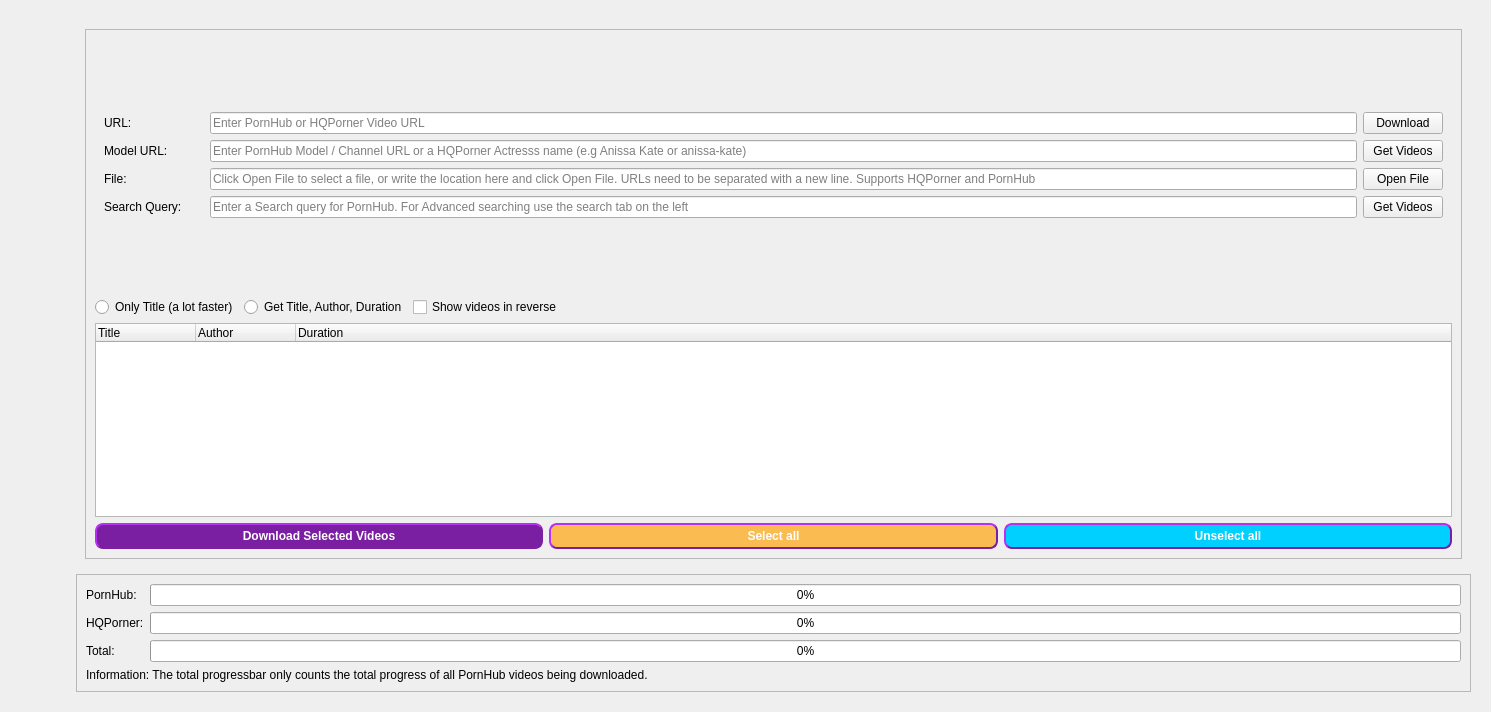
Above: src/frontend/form_desktop.ui from EchterAlsFake/Porn_Fetch before the change. Below: the same form after it.
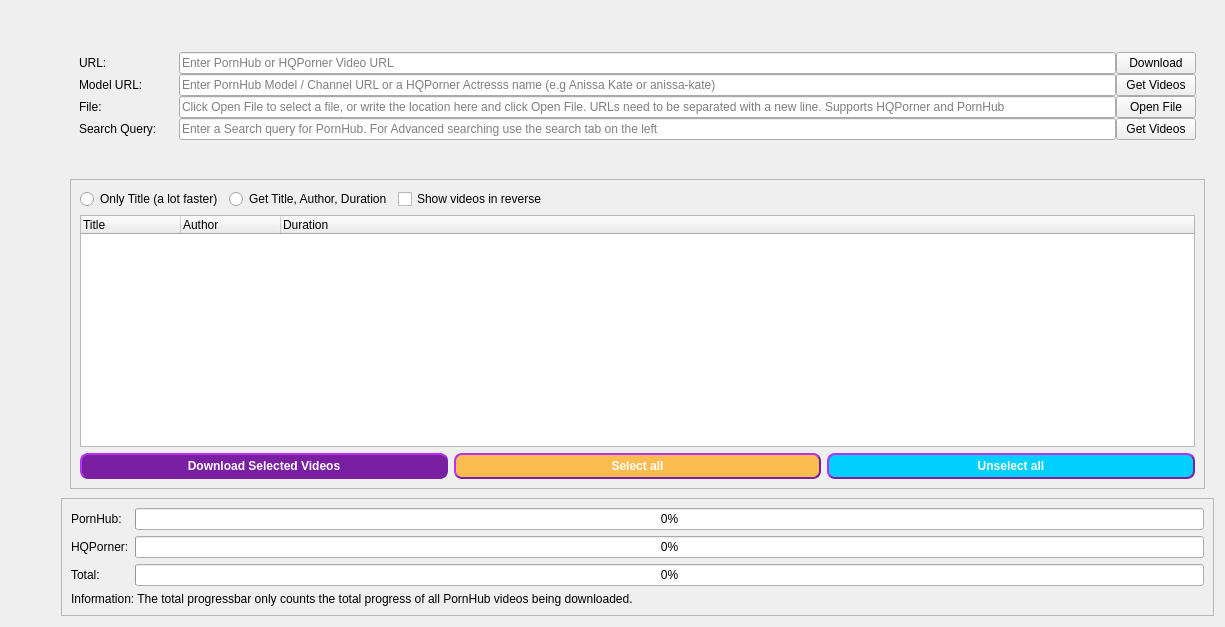
That is the form after the change.

Commit message:
I FIXED THE LAYOUT.
(partially)

OMG!!!

Diff of the .ui file:
```diff
--- a/src/frontend/form_desktop.ui
+++ b/src/frontend/form_desktop.ui
@@ -6,12 +6,12 @@
    <rect>
     <x>0</x>
     <y>0</y>
-    <width>1491</width>
-    <height>712</height>
+    <width>1225</width>
+    <height>627</height>
    </rect>
   </property>
   <property name="sizePolicy">
-   <sizepolicy hsizetype="MinimumExpanding" vsizetype="Preferred">
+   <sizepolicy hsizetype="Preferred" vsizetype="Preferred">
     <horstretch>0</horstretch>
     <verstretch>0</verstretch>
    </sizepolicy>
@@ -19,7 +19,7 @@
   <property name="minimumSize">
    <size>
     <width>100</width>
-    <height>100</height>
+    <height>50</height>
    </size>
   </property>
   <property name="windowTitle">
@@ -28,6 +28,9 @@
   <layout class="QGridLayout" name="gridLayout_14">
    <item row="0" column="0">
     <layout class="QGridLayout" name="gridLayout_10">
+     <property name="spacing">
+      <number>0</number>
+     </property>
      <item row="0" column="0">
       <layout class="QVBoxLayout" name="verticalLayout">
        <item>
@@ -223,6 +226,21 @@
      <item row="0" column="1">
       <widget class="QWidget" name="widget" native="true">
        <layout class="QGridLayout" name="gridLayout_13">
+        <property name="leftMargin">
+         <number>0</number>
+        </property>
+        <property name="topMargin">
+         <number>0</number>
+        </property>
+        <property name="rightMargin">
+         <number>0</number>
+        </property>
+        <property name="bottomMargin">
+         <number>0</number>
+        </property>
+        <property name="spacing">
+         <number>0</number>
+        </property>
         <item row="0" column="0">
          <widget class="QStackedWidget" name="stacked_widget_main">
           <property name="styleSheet">
@@ -233,94 +251,22 @@
           </property>
           <widget class="QWidget" name="page">
            <layout class="QGridLayout" name="gridLayout_8">
-            <item row="1" column="0">
-             <layout class="QVBoxLayout" name="verticalLayout_4">
-              <item>
-               <widget class="QScrollArea" name="scrollArea">
-                <property name="sizePolicy">
-                 <sizepolicy hsizetype="Preferred" vsizetype="Preferred">
-                  <horstretch>0</horstretch>
-                  <verstretch>0</verstretch>
-                 </sizepolicy>
-                </property>
-                <property name="verticalScrollBarPolicy">
-                 <enum>Qt::ScrollBarAsNeeded</enum>
-                </property>
-                <property name="widgetResizable">
-                 <bool>true</bool>
-                </property>
-                <widget class="QWidget" name="scrollAreaWidgetContents_3">
-                 <property name="geometry">
-                  <rect>
-                   <x>0</x>
-                   <y>0</y>
-                   <width>1373</width>
-                   <height>514</height>
-                  </rect>
-                 </property>
-                 <layout class="QGridLayout" name="gridLayout_4">
-                  <item row="1" column="0">
-                   <layout class="QGridLayout" name="gridLayout_7">
                     <item row="0" column="0">
-                     <layout class="QHBoxLayout" name="horizontalLayout_2">
+             <layout class="QVBoxLayout" name="verticalLayout_6">
                       <item>
-                       <widget class="QRadioButton" name="radio_tree_show_title">
-                        <property name="sizePolicy">
-                         <sizepolicy hsizetype="Fixed" vsizetype="Fixed">
-                          <horstretch>0</horstretch>
-                          <verstretch>0</verstretch>
-                         </sizepolicy>
-                        </property>
-                        <property name="text">
-                         <string>Only Title (a lot faster)</string>
-                        </property>
-                       </widget>
-                      </item>
-                      <item>
-                       <widget class="QRadioButton" name="radio_tree_show_all">
-                        <property name="sizePolicy">
-                         <sizepolicy hsizetype="Fixed" vsizetype="Fixed">
-                          <horstretch>0</horstretch>
-                          <verstretch>0</verstretch>
-                         </sizepolicy>
-                        </property>
-                        <property name="text">
-                         <string>Get Title, Author, Duration</string>
-                        </property>
-                       </widget>
-                      </item>
-                      <item>
-                       <widget class="QCheckBox" name="checkbox_show_videos_reversed">
-                        <property name="text">
-                         <string>Show videos in reverse</string>
-                        </property>
-                       </widget>
-                      </item>
-                      <item>
-                       <spacer name="horizontalSpacer">
-                        <property name="orientation">
-                         <enum>Qt::Horizontal</enum>
-                        </property>
-                        <property name="sizeHint" stdset="0">
-                         <size>
-                          <width>40</width>
-                          <height>20</height>
-                         </size>
-                        </property>
-                       </spacer>
-                      </item>
-                     </layout>
-                    </item>
-                   </layout>
-                  </item>
-                  <item row="0" column="0">
                    <widget class="QStackedWidget" name="stacked_widget_top">
                     <property name="sizePolicy">
-                     <sizepolicy hsizetype="Preferred" vsizetype="Fixed">
+                 <sizepolicy hsizetype="Preferred" vsizetype="Maximum">
                       <horstretch>0</horstretch>
                       <verstretch>0</verstretch>
                      </sizepolicy>
                     </property>
+                <property name="minimumSize">
+                 <size>
+                  <width>100</width>
+                  <height>100</height>
+                 </size>
+                </property>
                     <property name="styleSheet">
                      <string/>
                     </property>
@@ -330,8 +276,140 @@
                     <widget class="QWidget" name="page_3">
                      <layout class="QGridLayout" name="gridLayout_5">
                       <item row="0" column="0">
-                       <layout class="QGridLayout" name="gridlayout_start_download_box_2">
+                   <layout class="QGridLayout" name="gridLayout_7">
+                    <property name="sizeConstraint">
+                     <enum>QLayout::SetMaximumSize</enum>
+                    </property>
+                    <property name="spacing">
+                     <number>0</number>
+                    </property>
+                    <item row="1" column="0">
+                     <widget class="QLabel" name="label_model_url">
+                      <property name="sizePolicy">
+                       <sizepolicy hsizetype="Fixed" vsizetype="Fixed">
+                        <horstretch>0</horstretch>
+                        <verstretch>0</verstretch>
+                       </sizepolicy>
+                      </property>
+                      <property name="minimumSize">
+                       <size>
+                        <width>100</width>
+                        <height>2</height>
+                       </size>
+                      </property>
+                      <property name="text">
+                       <string>Model URL:</string>
+                      </property>
+                     </widget>
+                    </item>
+                    <item row="2" column="0">
+                     <widget class="QLabel" name="label_file">
+                      <property name="sizePolicy">
+                       <sizepolicy hsizetype="Fixed" vsizetype="Fixed">
+                        <horstretch>0</horstretch>
+                        <verstretch>0</verstretch>
+                       </sizepolicy>
+                      </property>
+                      <property name="minimumSize">
+                       <size>
+                        <width>100</width>
+                        <height>2</height>
+                       </size>
+                      </property>
+                      <property name="text">
+                       <string>File:</string>
+                      </property>
+                     </widget>
+                    </item>
+                    <item row="1" column="2">
+                     <widget class="QPushButton" name="button_model">
+                      <property name="sizePolicy">
+                       <sizepolicy hsizetype="Minimum" vsizetype="Fixed">
+                        <horstretch>0</horstretch>
+                        <verstretch>0</verstretch>
+                       </sizepolicy>
+                      </property>
+                      <property name="minimumSize">
+                       <size>
+                        <width>0</width>
+                        <height>2</height>
+                       </size>
+                      </property>
+                      <property name="cursor">
+                       <cursorShape>PointingHandCursor</cursorShape>
+                      </property>
+                      <property name="styleSheet">
+                       <string notr="true"/>
+                      </property>
+                      <property name="text">
+                       <string>Get Videos</string>
+                      </property>
+                     </widget>
+                    </item>
+                    <item row="3" column="2">
+                     <widget class="QPushButton" name="button_search_videos">
+                      <property name="sizePolicy">
+                       <sizepolicy hsizetype="Minimum" vsizetype="Fixed">
+                        <horstretch>0</horstretch>
+                        <verstretch>0</verstretch>
+                       </sizepolicy>
+                      </property>
+                      <property name="minimumSize">
+                       <size>
+                        <width>0</width>
+                        <height>2</height>
+                       </size>
+                      </property>
+                      <property name="cursor">
+                       <cursorShape>PointingHandCursor</cursorShape>
+                      </property>
+                      <property name="styleSheet">
+                       <string notr="true"/>
+                      </property>
+                      <property name="text">
+                       <string>Get Videos</string>
+                      </property>
+                     </widget>
+                    </item>
                         <item row="3" column="1">
+                     <widget class="QLineEdit" name="lineedit_search_query">
+                      <property name="sizePolicy">
+                       <sizepolicy hsizetype="MinimumExpanding" vsizetype="Fixed">
+                        <horstretch>0</horstretch>
+                        <verstretch>0</verstretch>
+                       </sizepolicy>
+                      </property>
+                      <property name="minimumSize">
+                       <size>
+                        <width>0</width>
+                        <height>2</height>
+                       </size>
+                      </property>
+                      <property name="placeholderText">
+                       <string>Enter a Search query for PornHub. For Advanced searching use the search tab on the left</string>
+                      </property>
+                     </widget>
+                    </item>
+                    <item row="3" column="0">
+                     <widget class="QLabel" name="label_search_query">
+                      <property name="sizePolicy">
+                       <sizepolicy hsizetype="Preferred" vsizetype="Fixed">
+                        <horstretch>0</horstretch>
+                        <verstretch>0</verstretch>
+                       </sizepolicy>
+                      </property>
+                      <property name="minimumSize">
+                       <size>
+                        <width>100</width>
+                        <height>2</height>
+                       </size>
+                      </property>
+                      <property name="text">
+                       <string>Search Query:</string>
+                      </property>
+                     </widget>
+                    </item>
+                    <item row="2" column="1">
                          <widget class="QLineEdit" name="lineedit_file">
                           <property name="sizePolicy">
                            <sizepolicy hsizetype="MinimumExpanding" vsizetype="Fixed">
@@ -342,7 +420,7 @@
                           <property name="minimumSize">
                            <size>
                             <width>0</width>
-                            <height>0</height>
+                        <height>2</height>
                            </size>
                           </property>
                           <property name="placeholderText">
@@ -350,7 +428,7 @@
                           </property>
                          </widget>
                         </item>
-                        <item row="2" column="1">
+                    <item row="1" column="1">
                          <widget class="QLineEdit" name="lineedit_model_url">
                           <property name="sizePolicy">
                            <sizepolicy hsizetype="MinimumExpanding" vsizetype="Fixed">
@@ -361,7 +439,7 @@
                           <property name="minimumSize">
                            <size>
                             <width>0</width>
-                            <height>0</height>
+                        <height>2</height>
                            </size>
                           </property>
                           <property name="placeholderText">
@@ -369,46 +447,8 @@
                           </property>
                          </widget>
                         </item>
-                        <item row="2" column="2">
-                         <widget class="QPushButton" name="button_model">
-                          <property name="minimumSize">
-                           <size>
-                            <width>0</width>
-                            <height>0</height>
-                           </size>
-                          </property>
-                          <property name="cursor">
-                           <cursorShape>PointingHandCursor</cursorShape>
-                          </property>
-                          <property name="styleSheet">
-                           <string notr="true"/>
-                          </property>
-                          <property name="text">
-                           <string>Get Videos</string>
-                          </property>
-                         </widget>
-                        </item>
-                        <item row="0" column="1">
-                         <widget class="QLineEdit" name="lineedit_url">
-                          <property name="sizePolicy">
-                           <sizepolicy hsizetype="MinimumExpanding" vsizetype="Fixed">
-                            <horstretch>0</horstretch>
-                            <verstretch>0</verstretch>
-                           </sizepolicy>
-                          </property>
-                          <property name="minimumSize">
-                           <size>
-                            <width>0</width>
-                            <height>0</height>
-                           </size>
-                          </property>
-                          <property name="placeholderText">
-                           <string>Enter PornHub or HQPorner Video URL</string>
-                          </property>
-                         </widget>
-                        </item>
-                        <item row="4" column="0">
-                         <widget class="QLabel" name="label_search_query">
+                    <item row="0" column="0">
+                     <widget class="QLabel" name="label_url">
                           <property name="sizePolicy">
                            <sizepolicy hsizetype="Fixed" vsizetype="Fixed">
                             <horstretch>0</horstretch>
@@ -418,20 +458,26 @@
                           <property name="minimumSize">
                            <size>
                             <width>100</width>
-                            <height>0</height>
+                        <height>2</height>
                            </size>
                           </property>
                           <property name="text">
-                           <string>Search Query:</string>
+                       <string>URL:</string>
                           </property>
                          </widget>
                         </item>
                         <item row="0" column="2">
                          <widget class="QPushButton" name="button_download">
+                      <property name="sizePolicy">
+                       <sizepolicy hsizetype="Minimum" vsizetype="Fixed">
+                        <horstretch>0</horstretch>
+                        <verstretch>0</verstretch>
+                       </sizepolicy>
+                      </property>
                           <property name="minimumSize">
                            <size>
                             <width>0</width>
-                            <height>0</height>
+                        <height>2</height>
                            </size>
                           </property>
                           <property name="cursor">
@@ -445,50 +491,18 @@
                           </property>
                          </widget>
                         </item>
-                        <item row="3" column="0">
-                         <widget class="QLabel" name="label_file">
-                          <property name="sizePolicy">
-                           <sizepolicy hsizetype="Fixed" vsizetype="Fixed">
-                            <horstretch>0</horstretch>
-                            <verstretch>0</verstretch>
-                           </sizepolicy>
-                          </property>
-                          <property name="minimumSize">
-                           <size>
-                            <width>100</width>
-                            <height>0</height>
-                           </size>
-                          </property>
-                          <property name="text">
-                           <string>File:</string>
-                          </property>
-                         </widget>
-                        </item>
-                        <item row="4" column="1">
-                         <widget class="QLineEdit" name="lineedit_search_query">
-                          <property name="sizePolicy">
-                           <sizepolicy hsizetype="MinimumExpanding" vsizetype="Fixed">
-                            <horstretch>0</horstretch>
-                            <verstretch>0</verstretch>
-                           </sizepolicy>
-                          </property>
-                          <property name="minimumSize">
-                           <size>
-                            <width>0</width>
-                            <height>0</height>
-                           </size>
-                          </property>
-                          <property name="placeholderText">
-                           <string>Enter a Search query for PornHub. For Advanced searching use the search tab on the left</string>
-                          </property>
-                         </widget>
-                        </item>
-                        <item row="3" column="2">
+                    <item row="2" column="2">
                          <widget class="QPushButton" name="button_open_file">
+                      <property name="sizePolicy">
+                       <sizepolicy hsizetype="Minimum" vsizetype="Fixed">
+                        <horstretch>0</horstretch>
+                        <verstretch>0</verstretch>
+                       </sizepolicy>
+                      </property>
                           <property name="minimumSize">
                            <size>
                             <width>0</width>
-                            <height>0</height>
+                        <height>2</height>
                            </size>
                           </property>
                           <property name="cursor">
@@ -502,60 +516,22 @@
                           </property>
                          </widget>
                         </item>
-                        <item row="4" column="2">
-                         <widget class="QPushButton" name="button_search_videos">
+                    <item row="0" column="1">
+                     <widget class="QLineEdit" name="lineedit_url">
+                      <property name="sizePolicy">
+                       <sizepolicy hsizetype="MinimumExpanding" vsizetype="Fixed">
+                        <horstretch>0</horstretch>
+                        <verstretch>0</verstretch>
+                       </sizepolicy>
+                      </property>
                           <property name="minimumSize">
                            <size>
                             <width>0</width>
-                            <height>0</height>
-                           </size>
-                          </property>
-                          <property name="cursor">
-                           <cursorShape>PointingHandCursor</cursorShape>
-                          </property>
-                          <property name="styleSheet">
-                           <string notr="true"/>
-                          </property>
-                          <property name="text">
-                           <string>Get Videos</string>
-                          </property>
-                         </widget>
-                        </item>
-                        <item row="2" column="0">
-                         <widget class="QLabel" name="label_model_url">
-                          <property name="sizePolicy">
-                           <sizepolicy hsizetype="Fixed" vsizetype="Fixed">
-                            <horstretch>0</horstretch>
-                            <verstretch>0</verstretch>
-                           </sizepolicy>
-                          </property>
-                          <property name="minimumSize">
-                           <size>
-                            <width>100</width>
-                            <height>0</height>
-                           </size>
-                          </property>
-                          <property name="text">
-                           <string>Model URL:</string>
-                          </property>
-                         </widget>
-                        </item>
-                        <item row="0" column="0">
-                         <widget class="QLabel" name="label_url">
-                          <property name="sizePolicy">
-                           <sizepolicy hsizetype="Fixed" vsizetype="Fixed">
-                            <horstretch>0</horstretch>
-                            <verstretch>0</verstretch>
-                           </sizepolicy>
-                          </property>
-                          <property name="minimumSize">
-                           <size>
-                            <width>100</width>
-                            <height>0</height>
-                           </size>
-                          </property>
-                          <property name="text">
-                           <string>URL:</string>
+                        <height>2</height>
+                       </size>
+                      </property>
+                      <property name="placeholderText">
+                       <string>Enter PornHub or HQPorner Video URL</string>
                           </property>
                          </widget>
                         </item>
@@ -644,19 +620,6 @@
                           </property>
                          </widget>
                         </item>
-                        <item row="3" column="2">
-                         <widget class="QPushButton" name="button_get_recommended_videos">
-                          <property name="cursor">
-                           <cursorShape>PointingHandCursor</cursorShape>
-                          </property>
-                          <property name="styleSheet">
-                           <string notr="true"/>
-                          </property>
-                          <property name="text">
-                           <string>Get recommended videos</string>
-                          </property>
-                         </widget>
-                        </item>
                         <item row="0" column="0">
                          <widget class="QLabel" name="label_username">
                           <property name="sizePolicy">
@@ -692,13 +655,26 @@
                           </property>
                          </widget>
                         </item>
+                    <item row="3" column="2">
+                     <widget class="QPushButton" name="button_get_recommended_videos">
+                      <property name="cursor">
+                       <cursorShape>PointingHandCursor</cursorShape>
+                      </property>
+                      <property name="styleSheet">
+                       <string notr="true"/>
+                      </property>
+                      <property name="text">
+                       <string>Get recommended videos</string>
+                      </property>
+                     </widget>
+                    </item>
                        </layout>
                       </item>
                      </layout>
                     </widget>
                     <widget class="QWidget" name="page_4">
                      <layout class="QGridLayout" name="gridLayout_6">
-                      <item row="0" column="0" colspan="4">
+                  <item row="0" column="0" colspan="2">
                        <layout class="QGridLayout" name="gridLayout">
                         <item row="2" column="1">
                          <widget class="QLineEdit" name="lineedit_seach_pornhub_filters">
@@ -801,78 +777,6 @@
                         </item>
                        </layout>
                       </item>
-                      <item row="1" column="0" colspan="4">
-                       <layout class="QGridLayout" name="gridLayout_11">
-                        <item row="0" column="0">
-                         <widget class="QScrollArea" name="scroll_area_search_filters">
-                          <property name="sizePolicy">
-                           <sizepolicy hsizetype="MinimumExpanding" vsizetype="MinimumExpanding">
-                            <horstretch>0</horstretch>
-                            <verstretch>0</verstretch>
-                           </sizepolicy>
-                          </property>
-                          <property name="minimumSize">
-                           <size>
-                            <width>300</width>
-                            <height>0</height>
-                           </size>
-                          </property>
-                          <property name="widgetResizable">
-                           <bool>true</bool>
-                          </property>
-                          <widget class="QWidget" name="scrollAreaWidgetContents">
-                           <property name="geometry">
-                            <rect>
-                             <x>0</x>
-                             <y>0</y>
-                             <width>663</width>
-                             <height>148</height>
-                            </rect>
-                           </property>
-                           <layout class="QGridLayout" name="gridLayout_16">
-                            <item row="0" column="0">
-                             <layout class="QGridLayout" name="gridlayout_search_filter"/>
-                            </item>
-                           </layout>
-                          </widget>
-                         </widget>
-                        </item>
-                        <item row="0" column="1">
-                         <widget class="QScrollArea" name="scroll_area_user_filter">
-                          <property name="sizePolicy">
-                           <sizepolicy hsizetype="MinimumExpanding" vsizetype="MinimumExpanding">
-                            <horstretch>0</horstretch>
-                            <verstretch>0</verstretch>
-                           </sizepolicy>
-                          </property>
-                          <property name="minimumSize">
-                           <size>
-                            <width>300</width>
-                            <height>150</height>
-                           </size>
-                          </property>
-                          <property name="widgetResizable">
-                           <bool>true</bool>
-                          </property>
-                          <widget class="QWidget" name="scrollAreaWidgetContents_2">
-                           <property name="geometry">
-                            <rect>
-                             <x>0</x>
-                             <y>0</y>
-                             <width>662</width>
-                             <height>148</height>
-                            </rect>
-                           </property>
-                           <layout class="QGridLayout" name="gridLayout_23">
-                            <item row="0" column="0">
-                             <layout class="QGridLayout" name="gridlayout_user_filter"/>
-                            </item>
-                           </layout>
-                          </widget>
-                         </widget>
-                        </item>
-                       </layout>
-                      </item>
                      </layout>
                     </widget>
                     <widget class="QWidget" name="page_6">
@@ -1055,7 +959,94 @@
                     </widget>
                    </widget>
                   </item>
-                  <item row="3" column="0">
+              <item>
+               <widget class="QScrollArea" name="scrollArea">
+                <property name="widgetResizable">
+                 <bool>true</bool>
+                </property>
+                <widget class="QWidget" name="scrollAreaWidgetContents_3">
+                 <property name="geometry">
+                  <rect>
+                   <x>0</x>
+                   <y>0</y>
+                   <width>1131</width>
+                   <height>285</height>
+                  </rect>
+                 </property>
+                 <layout class="QGridLayout" name="gridLayout_4">
+                  <item row="0" column="0">
+                   <layout class="QVBoxLayout" name="verticalLayout_4">
+                    <item>
+                     <layout class="QHBoxLayout" name="horizontalLayout_2">
+                      <item>
+                       <widget class="QRadioButton" name="radio_tree_show_title">
+                        <property name="sizePolicy">
+                         <sizepolicy hsizetype="Fixed" vsizetype="Fixed">
+                          <horstretch>0</horstretch>
+                          <verstretch>0</verstretch>
+                         </sizepolicy>
+                        </property>
+                        <property name="text">
+                         <string>Only Title (a lot faster)</string>
+                        </property>
+                       </widget>
+                      </item>
+                      <item>
+                       <widget class="QRadioButton" name="radio_tree_show_all">
+                        <property name="sizePolicy">
+                         <sizepolicy hsizetype="Fixed" vsizetype="Fixed">
+                          <horstretch>0</horstretch>
+                          <verstretch>0</verstretch>
+                         </sizepolicy>
+                        </property>
+                        <property name="text">
+                         <string>Get Title, Author, Duration</string>
+                        </property>
+                       </widget>
+                      </item>
+                      <item>
+                       <widget class="QCheckBox" name="checkbox_show_videos_reversed">
+                        <property name="text">
+                         <string>Show videos in reverse</string>
+                        </property>
+                       </widget>
+                      </item>
+                     </layout>
+                    </item>
+                    <item>
+                     <widget class="QTreeWidget" name="treeWidget">
+                      <property name="sizePolicy">
+                       <sizepolicy hsizetype="MinimumExpanding" vsizetype="MinimumExpanding">
+                        <horstretch>0</horstretch>
+                        <verstretch>0</verstretch>
+                       </sizepolicy>
+                      </property>
+                      <property name="minimumSize">
+                       <size>
+                        <width>100</width>
+                        <height>200</height>
+                       </size>
+                      </property>
+                      <column>
+                       <property name="text">
+                        <string notr="true">Title</string>
+                       </property>
+                      </column>
+                      <column>
+                       <property name="text">
+                        <string>Author</string>
+                       </property>
+                      </column>
+                      <column>
+                       <property name="text">
+                        <string>Duration</string>
+                       </property>
+                      </column>
+                     </widget>
+                    </item>
+                   </layout>
+                  </item>
+                  <item row="1" column="0">
                    <layout class="QHBoxLayout" name="horizontalLayout">
                     <item>
                      <widget class="QPushButton" name="button_tree_download">
@@ -1165,37 +1156,6 @@
                     </item>
                    </layout>
                   </item>
-                  <item row="2" column="0">
-                   <widget class="QTreeWidget" name="treeWidget">
-                    <property name="sizePolicy">
-                     <sizepolicy hsizetype="MinimumExpanding" vsizetype="MinimumExpanding">
-                      <horstretch>0</horstretch>
-                      <verstretch>0</verstretch>
-                     </sizepolicy>
-                    </property>
-                    <property name="minimumSize">
-                     <size>
-                      <width>100</width>
-                      <height>150</height>
-                     </size>
-                    </property>
-                    <column>
-                     <property name="text">
-                      <string notr="true">Title</string>
-                     </property>
-                    </column>
-                    <column>
-                     <property name="text">
-                      <string>Author</string>
-                     </property>
-                    </column>
-                    <column>
-                     <property name="text">
-                      <string>Duration</string>
-                     </property>
-                    </column>
-                   </widget>
-                  </item>
                  </layout>
                 </widget>
                </widget>
@@ -1216,8 +1176,8 @@
                 <rect>
                  <x>0</x>
                  <y>0</y>
-                 <width>1375</width>
-                 <height>508</height>
+                 <width>1019</width>
+                 <height>416</height>
                 </rect>
                </property>
                <layout class="QGridLayout" name="gridLayout_34">
@@ -1722,8 +1682,8 @@
                   <rect>
                    <x>0</x>
                    <y>0</y>
-                   <width>1359</width>
-                   <height>646</height>
+                   <width>1017</width>
+                   <height>606</height>
                   </rect>
                  </property>
                  <layout class="QGridLayout" name="gridLayout_27">
@@ -2124,6 +2084,77 @@
             </item>
            </layout>
           </widget>
+          <widget class="QWidget" name="page_9">
+           <layout class="QGridLayout" name="gridLayout_11">
+            <item row="0" column="0" colspan="2">
+             <widget class="QScrollArea" name="scroll_area_search_filters">
+              <property name="sizePolicy">
+               <sizepolicy hsizetype="MinimumExpanding" vsizetype="MinimumExpanding">
+                <horstretch>0</horstretch>
+                <verstretch>0</verstretch>
+               </sizepolicy>
+              </property>
+              <property name="minimumSize">
+               <size>
+                <width>300</width>
+                <height>0</height>
+               </size>
+              </property>
+              <property name="widgetResizable">
+               <bool>true</bool>
+              </property>
+              <widget class="QWidget" name="scrollAreaWidgetContents">
+               <property name="geometry">
+                <rect>
+                 <x>0</x>
+                 <y>0</y>
+                 <width>1033</width>
+                 <height>206</height>
+                </rect>
+               </property>
+               <layout class="QGridLayout" name="gridLayout_16"/>
+              </widget>
+             </widget>
+            </item>
+            <item row="1" column="0">
+             <widget class="QScrollArea" name="scroll_area_user_filter">
+              <property name="sizePolicy">
+               <sizepolicy hsizetype="MinimumExpanding" vsizetype="MinimumExpanding">
+                <horstretch>0</horstretch>
+                <verstretch>0</verstretch>
+               </sizepolicy>
+              </property>
+              <property name="minimumSize">
+               <size>
+                <width>300</width>
+                <height>150</height>
+               </size>
+              </property>
+              <property name="widgetResizable">
+               <bool>true</bool>
+              </property>
+              <widget class="QWidget" name="scrollAreaWidgetContents_2">
+               <property name="geometry">
+                <rect>
+                 <x>0</x>
+                 <y>0</y>
+                 <width>1025</width>
+                 <height>206</height>
+                </rect>
+               </property>
+               <layout class="QGridLayout" name="gridLayout_23">
+                <item row="0" column="0">
+                 <layout class="QGridLayout" name="gridlayout_search_filter"/>
+                </item>
+               </layout>
+              </widget>
+             </widget>
+            </item>
+            <item row="1" column="1">
+             <layout class="QGridLayout" name="gridlayout_user_filter"/>
+            </item>
+           </layout>
+          </widget>
          </widget>
         </item>
         <item row="1" column="0">
@@ -2142,8 +2173,8 @@
             <rect>
              <x>0</x>
              <y>0</y>
-             <width>1393</width>
-             <height>130</height>
+             <width>1151</width>
+             <height>122</height>
             </rect>
            </property>
            <layout class="QGridLayout" name="gridLayout_33">
```
Lines whose indentation alone changed are shown as unchanged. The commit also changes 1 other file.
